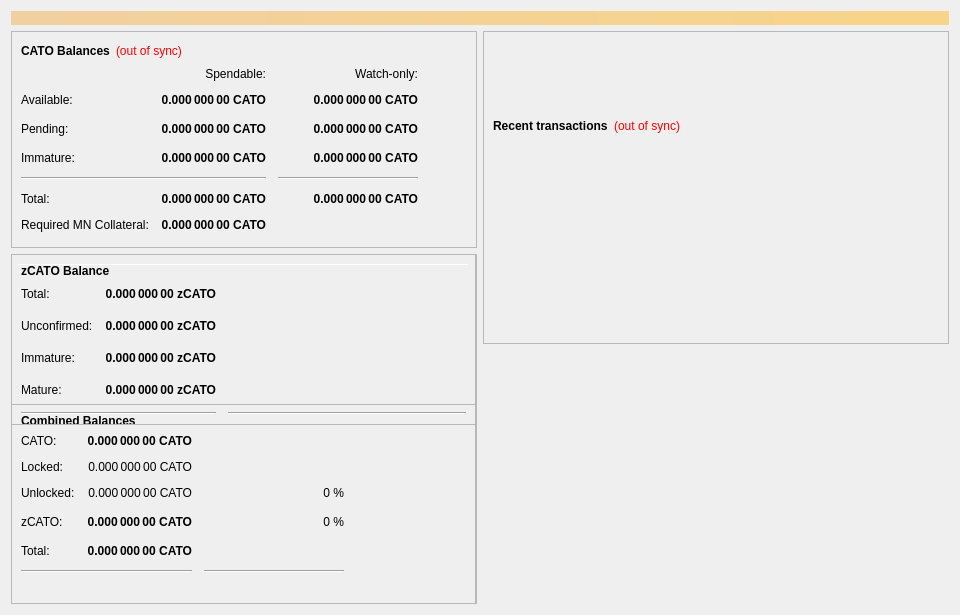
Before: the Qt Designer form src/qt/forms/overviewpage.ui in eenglish34/EBM2.0, drawn with Qt 5.
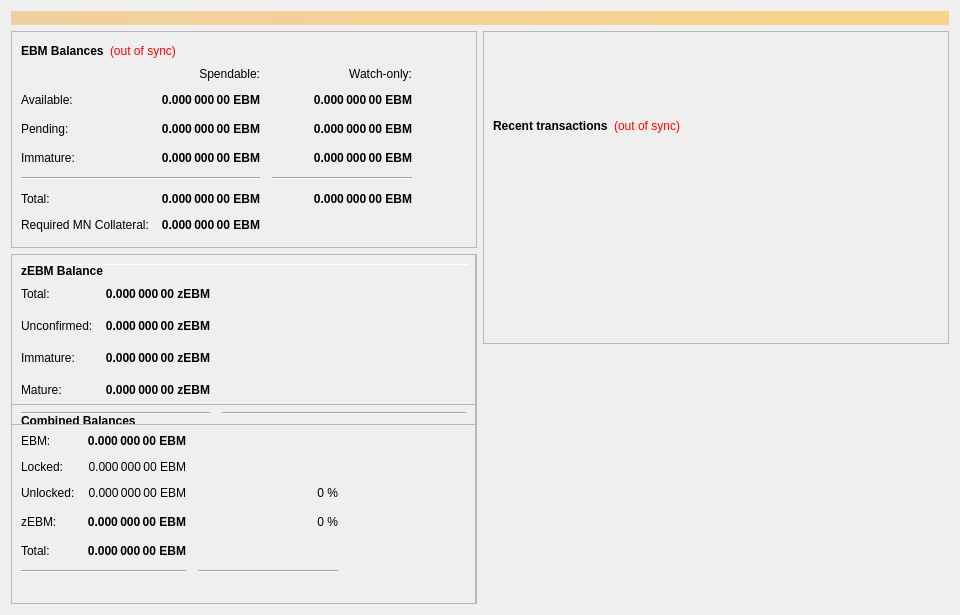
After: the same form once the commit is applied.

The edit to the form file:
```diff
--- a/src/qt/forms/overviewpage.ui
+++ b/src/qt/forms/overviewpage.ui
@@ -60,7 +60,7 @@
                </font>
               </property>
               <property name="text">
-               <string>CATO Balances</string>
+               <string>EBM Balances</string>
               </property>
              </widget>
             </item>
@@ -118,7 +118,7 @@
                <string>Unconfirmed transactions to watch-only addresses</string>
               </property>
               <property name="text">
-               <string notr="true">0.000 000 00 CATO</string>
+               <string notr="true">0.000 000 00 EBM</string>
               </property>
               <property name="alignment">
                <set>Qt::AlignRight|Qt::AlignTrailing|Qt::AlignVCenter</set>
@@ -143,7 +143,7 @@
                <string>Total of transactions that have yet to be confirmed, and do not yet count toward the spendable balance</string>
               </property>
               <property name="text">
-               <string notr="true">0.000 000 00 CATO</string>
+               <string notr="true">0.000 000 00 EBM</string>
               </property>
               <property name="alignment">
                <set>Qt::AlignRight|Qt::AlignTrailing|Qt::AlignVCenter</set>
@@ -168,7 +168,7 @@
                <string>Staked or masternode rewards in watch-only addresses that has not yet matured</string>
               </property>
               <property name="text">
-               <string notr="true">0.000 000 00 CATO</string>
+               <string notr="true">0.000 000 00 EBM</string>
               </property>
               <property name="alignment">
                <set>Qt::AlignRight|Qt::AlignTrailing|Qt::AlignVCenter</set>
@@ -233,7 +233,7 @@
                <string>Staked or masternode rewards that has not yet matured</string>
               </property>
               <property name="text">
-               <string notr="true">0.000 000 00 CATO</string>
+               <string notr="true">0.000 000 00 EBM</string>
               </property>
               <property name="alignment">
                <set>Qt::AlignRight|Qt::AlignTrailing|Qt::AlignVCenter</set>
@@ -278,7 +278,7 @@
                <string>Your current total balance</string>
               </property>
               <property name="text">
-               <string notr="true">0.000 000 00 CATO</string>
+               <string notr="true">0.000 000 00 EBM</string>
               </property>
               <property name="alignment">
                <set>Qt::AlignRight|Qt::AlignTrailing|Qt::AlignVCenter</set>
@@ -303,7 +303,7 @@
                <string>Your current total balance</string>
               </property>
               <property name="text">
-               <string notr="true">0.000 000 00 CATO</string>
+               <string notr="true">0.000 000 00 EBM</string>
               </property>
               <property name="alignment">
                <set>Qt::AlignRight|Qt::AlignTrailing|Qt::AlignVCenter</set>
@@ -328,7 +328,7 @@
                <string>Current total balance in watch-only addresses</string>
               </property>
               <property name="text">
-               <string notr="true">0.000 000 00 CATO</string>
+               <string notr="true">0.000 000 00 EBM</string>
               </property>
               <property name="alignment">
                <set>Qt::AlignRight|Qt::AlignTrailing|Qt::AlignVCenter</set>
@@ -370,7 +370,7 @@
                <string>Your current spendable balance</string>
               </property>
               <property name="text">
-               <string notr="true">0.000 000 00 CATO</string>
+               <string notr="true">0.000 000 00 EBM</string>
               </property>
               <property name="alignment">
                <set>Qt::AlignRight|Qt::AlignTrailing|Qt::AlignVCenter</set>
@@ -395,7 +395,7 @@
                <string>Your current balance in watch-only addresses</string>
               </property>
               <property name="text">
-               <string notr="true">0.000 000 00 CATO</string>
+               <string notr="true">0.000 000 00 EBM</string>
               </property>
               <property name="alignment">
                <set>Qt::AlignRight|Qt::AlignTrailing|Qt::AlignVCenter</set>
@@ -995,7 +995,7 @@
                 <string>Total of transactions that have yet to be confirmed, and do not yet count toward the spendable balance</string>
                </property>
                <property name="text">
-                <string notr="true">0.000 000 00 CATO</string>
+                <string notr="true">0.000 000 00 EBM</string>
                </property>
                <property name="alignment">
                 <set>Qt::AlignRight|Qt::AlignTrailing|Qt::AlignVCenter</set>
@@ -1020,7 +1020,7 @@
                 <string>Total Balance, including unconfirmed and immature coins.</string>
                </property>
                <property name="text">
-                <string notr="true">0.000 000 00 CATO</string>
+                <string notr="true">0.000 000 00 EBM</string>
                </property>
                <property name="alignment">
                 <set>Qt::AlignRight|Qt::AlignTrailing|Qt::AlignVCenter</set>
@@ -1053,7 +1053,7 @@
              <item row="1" column="0">
               <widget class="QLabel" name="labelBalanceTextz">
                <property name="text">
-                <string>CATO:</string>
+                <string>EBM:</string>
                </property>
               </widget>
              </item>
@@ -1072,7 +1072,7 @@
                 <string>Your current spendable balance</string>
                </property>
                <property name="text">
-                <string notr="true">0.000 000 00 CATO</string>
+                <string notr="true">0.000 000 00 EBM</string>
                </property>
                <property name="alignment">
                 <set>Qt::AlignRight|Qt::AlignTrailing|Qt::AlignVCenter</set>
@@ -1088,7 +1088,7 @@
                 <string/>
                </property>
                <property name="text">
-                <string>zCATO:</string>
+                <string>zEBM:</string>
                </property>
               </widget>
              </item>
@@ -1122,7 +1122,7 @@
                 <string>Locked CATO or Masternode collaterals. These are excluded from zCATO minting.</string>
                </property>
                <property name="text">
-                <string>0.000 000 00 CATO</string>
+                <string>0.000 000 00 EBM</string>
                </property>
                <property name="alignment">
                 <set>Qt::AlignRight|Qt::AlignTrailing|Qt::AlignVCenter</set>
@@ -1155,7 +1155,7 @@
                 <string>Unlocked CATOs. These can be used for zCATO minting.</string>
                </property>
                <property name="text">
-                <string>0.000 000 00 CATO</string>
+                <string>0.000 000 00 EBM</string>
                </property>
                <property name="alignment">
                 <set>Qt::AlignRight|Qt::AlignTrailing|Qt::AlignVCenter</set>
@@ -1222,7 +1222,7 @@
                 </font>
                </property>
                <property name="text">
-                <string>zCATO Balance</string>
+                <string>zEBM Balance</string>
                </property>
               </widget>
              </item>
@@ -1266,7 +1266,7 @@
                 <string>All available zCATO, unconfirmed and immature zCATO included.</string>
                </property>
                <property name="text">
-                <string notr="true">0.000 000 00 zCATO</string>
+                <string notr="true">0.000 000 00 zEBM</string>
                </property>
                <property name="alignment">
                 <set>Qt::AlignRight|Qt::AlignTrailing|Qt::AlignVCenter</set>
@@ -1344,7 +1344,7 @@
 These zCATO are spendable.</string>
                </property>
                <property name="text">
-                <string>0.000 000 00 zCATO</string>
+                <string>0.000 000 00 zEBM</string>
                </property>
                <property name="alignment">
                 <set>Qt::AlignRight|Qt::AlignTrailing|Qt::AlignVCenter</set>
@@ -1375,7 +1375,7 @@
 Immature: confirmed, but less than 1 mints of the same denomination after it was minted</string>
                </property>
                <property name="text">
-                <string>0.000 000 00 zCATO</string>
+                <string>0.000 000 00 zEBM</string>
                </property>
                <property name="alignment">
                 <set>Qt::AlignRight|Qt::AlignTrailing|Qt::AlignVCenter</set>
@@ -1419,7 +1419,7 @@
 Immature: confirmed, but less than 1 mints of the same denomination after it was minted</string>
                </property>
                <property name="text">
-                <string>0.000 000 00 zCATO</string>
+                <string>0.000 000 00 zEBM</string>
                </property>
                <property name="alignment">
                 <set>Qt::AlignRight|Qt::AlignTrailing|Qt::AlignVCenter</set>
```
Left out of the diff: 22 changed lines with no effect on the pictures.
